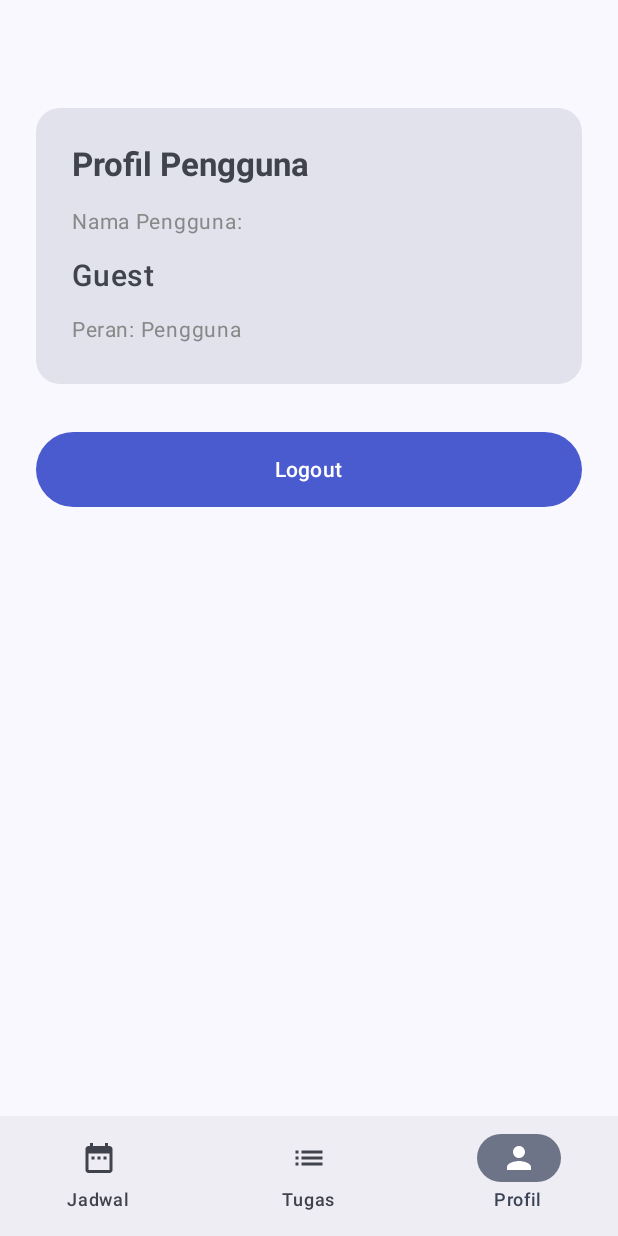
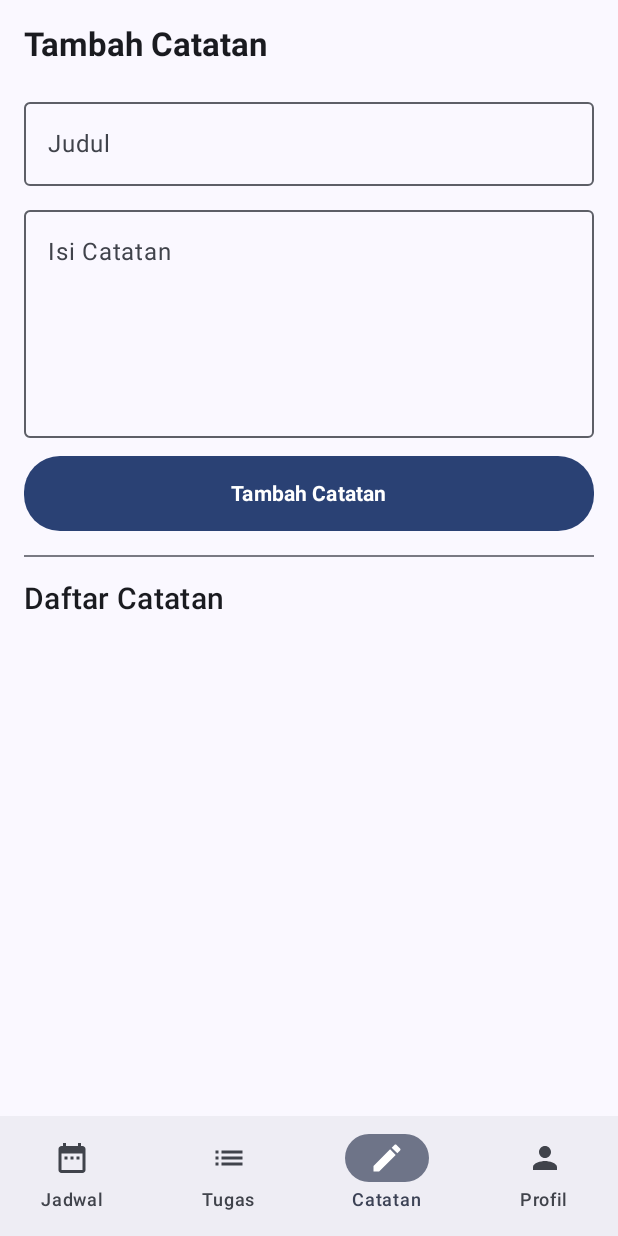
Before and after one commit to fahmisyahputra/fp-ppb, an Android app built with Jetpack Compose: the MainScreen screen opened through its navigation route, item 3 of the bottom bar chosen, on a phone screen of 412 x 824 dp. Run offline under Robolectric (Android 15) with nearby library versions, the phone set to English and light mode, and no system bars; our stand-ins replace Room's generated code.

Commit message:
Update fitur notes

```diff
--- a/app/src/main/java/com/example/fpppb/AppDatabase.kt
+++ b/app/src/main/java/com/example/fpppb/AppDatabase.kt
@@ -6,12 +6,14 @@ import androidx.room.Room
 import androidx.room.RoomDatabase
 
 @Database(
-    entities = [ScheduleItem::class, TaskItem::class],  // Tambahkan TaskItem di sini
-    version = 3
+    entities = [ScheduleItem::class, TaskItem::class, NoteItem::class],
+    version = 4 // ← Jangan lupa update versinya kalau sebelumnya 1
 )
 abstract class AppDatabase : RoomDatabase() {
     abstract fun scheduleDao(): ScheduleDao
-    abstract fun taskDao(): TaskDao  // Tambahkan ini
+    abstract fun taskDao(): TaskDao
+    abstract fun noteDao(): NoteDao
+
 
     companion object {
         @Volatile private var INSTANCE: AppDatabase? = null
--- a/app/src/main/java/com/example/fpppb/MainScreen.kt
+++ b/app/src/main/java/com/example/fpppb/MainScreen.kt
@@ -10,6 +10,8 @@ import androidx.compose.ui.Modifier
 import androidx.compose.ui.graphics.vector.ImageVector
 import androidx.navigation.compose.*
 import androidx.compose.material.icons.filled.DateRange
+import androidx.compose.material.icons.filled.Edit
+
 
 @Composable
 fun MainScreen() {
@@ -17,7 +19,8 @@ fun MainScreen() {
     val items = listOf(
         BottomNavItem("Jadwal", "schedule", Icons.Default.DateRange),
         BottomNavItem("Tugas", "task", Icons.Default.List),
-        BottomNavItem("Profil", "profile", Icons.Default.Person)
+        BottomNavItem("Catatan", "notes", Icons.Default.Edit), // ← Tambahkan ini
+        BottomNavItem("Profil", "profile", Icons.Default.Person),
     )
 
     Scaffold(
@@ -54,6 +57,7 @@ fun MainScreen() {
         ) {
             composable("schedule") { ScheduleScreen() }
             composable("task") { TaskScreen() }
+            composable("notes") { NotesScreen() } // ← Tambahkan ini
             composable("profile") { ProfileScreen() }
         }
     }
--- /dev/null
+++ b/app/src/main/java/com/example/fpppb/NoteDao.kt
@@ -0,0 +1,19 @@
+package com.example.fpppb
+
+import androidx.room.*
+import kotlinx.coroutines.flow.Flow
+
+@Dao
+interface NoteDao {
+    @Query("SELECT * FROM notes")
+    fun getAll(): Flow<List<NoteItem>>
+
+    @Insert
+    suspend fun insert(note: NoteItem)
+
+    @Delete
+    suspend fun delete(note: NoteItem)
+
+    @Update
+    suspend fun update(note: NoteItem)  // ← wajib ada ini!
+}
--- /dev/null
+++ b/app/src/main/java/com/example/fpppb/NoteViewModel.kt
@@ -0,0 +1,33 @@
+package com.example.fpppb
+
+import android.app.Application
+import androidx.lifecycle.AndroidViewModel
+import androidx.lifecycle.viewModelScope
+import kotlinx.coroutines.flow.stateIn
+import kotlinx.coroutines.flow.SharingStarted
+import kotlinx.coroutines.launch
+
+class NoteViewModel(application: Application) : AndroidViewModel(application) {
+    private val dao = AppDatabase.getDatabase(application).noteDao()
+    val noteList = dao.getAll()
+        .stateIn(viewModelScope, SharingStarted.Lazily, emptyList())
+
+    fun add(title: String, content: String) {
+        viewModelScope.launch {
+            dao.insert(NoteItem(title = title, content = content))
+        }
+    }
+
+    fun delete(note: NoteItem) {
+        viewModelScope.launch {
+            dao.delete(note)
+        }
+    }
+
+    // ✅ Fungsi baru: update catatan
+    fun update(note: NoteItem) {
+        viewModelScope.launch {
+            dao.update(note)
+        }
+    }
+}
--- /dev/null
+++ b/app/src/main/java/com/example/fpppb/NotesScreen.kt
@@ -0,0 +1,116 @@
+package com.example.fpppb
+
+import androidx.compose.foundation.layout.*
+import androidx.compose.foundation.lazy.LazyColumn
+import androidx.compose.foundation.lazy.items
+import androidx.compose.foundation.shape.RoundedCornerShape
+import androidx.compose.material3.*
+import androidx.compose.runtime.*
+import androidx.compose.ui.Modifier
+import androidx.compose.ui.graphics.Color
+import androidx.compose.ui.text.font.FontWeight
+import androidx.compose.ui.unit.dp
+import androidx.compose.ui.unit.sp
+import androidx.lifecycle.viewmodel.compose.viewModel
+
+@Composable
+fun NotesScreen(viewModel: NoteViewModel = viewModel()) {
+    val notes by viewModel.noteList.collectAsState()
+    var title by remember { mutableStateOf("") }
+    var content by remember { mutableStateOf("") }
+    var editingNote by remember { mutableStateOf<NoteItem?>(null) }
+
+    Column(modifier = Modifier
+        .fillMaxSize()
+        .padding(16.dp)
+    ) {
+        Text(
+            text = if (editingNote != null) "Edit Catatan" else "Tambah Catatan",
+            style = MaterialTheme.typography.titleLarge.copy(fontSize = 22.sp, fontWeight = FontWeight.Bold),
+            modifier = Modifier.padding(bottom = 16.dp)
+        )
+
+        OutlinedTextField(
+            value = title,
+            onValueChange = { title = it },
+            label = { Text("Judul") },
+            modifier = Modifier
+                .fillMaxWidth()
+                .padding(bottom = 8.dp)
+        )
+
+        OutlinedTextField(
+            value = content,
+            onValueChange = { content = it },
+            label = { Text("Isi Catatan") },
+            modifier = Modifier
+                .fillMaxWidth()
+                .height(160.dp), // 👈 panjang textarea
+            singleLine = false,
+            maxLines = 8
+        )
+
+        Spacer(modifier = Modifier.height(12.dp))
+
+        Button(
+            onClick = {
+                if (title.isNotBlank() || content.isNotBlank()) {
+                    if (editingNote != null) {
+                        viewModel.update(editingNote!!.copy(title = title, content = content))
+                        editingNote = null
+                    } else {
+                        viewModel.add(title, content)
+                    }
+                    title = ""
+                    content = ""
+                }
+            },
+            modifier = Modifier
+                .fillMaxWidth()
+                .height(50.dp),
+            shape = RoundedCornerShape(24.dp)
+        ) {
+            Text(if (editingNote != null) "Update Catatan" else "Tambah Catatan", fontWeight = FontWeight.Bold)
+        }
+
+        Divider(modifier = Modifier.padding(vertical = 16.dp))
+
+        Text(
+            text = "Daftar Catatan",
+            style = MaterialTheme.typography.titleMedium.copy(fontSize = 20.sp),
+            modifier = Modifier.padding(bottom = 8.dp)
+        )
+
+        LazyColumn {
+            items(notes) { note ->
+                Card(
+                    modifier = Modifier
+                        .fillMaxWidth()
+                        .padding(vertical = 6.dp),
+                    elevation = CardDefaults.cardElevation(4.dp)
+                ) {
+                    Column(modifier = Modifier.padding(16.dp)) {
+                        Text(note.title, fontWeight = FontWeight.SemiBold)
+                        Spacer(modifier = Modifier.height(4.dp))
+                        Text(note.content)
+
+                        Spacer(modifier = Modifier.height(8.dp))
+
+                        Row(horizontalArrangement = Arrangement.End, modifier = Modifier.fillMaxWidth()) {
+                            TextButton(onClick = {
+                                title = note.title
+                                content = note.content
+                                editingNote = note
+                            }) {
+                                Text("Edit", color = Color(0xFF4A90E2))
+                            }
+                            TextButton(onClick = { viewModel.delete(note) }) {
+                                Text("Hapus", color = Color.Red)
+                            }
+                        }
+                    }
+                }
+            }
+        }
+    }
+}
--- a/app/src/main/java/com/example/fpppb/TaskScreen.kt
+++ b/app/src/main/java/com/example/fpppb/TaskScreen.kt
@@ -70,7 +70,7 @@ fun TaskScreen(viewModel: TaskViewModel = viewModel()) {
 
         Text(
             text = if (isEditing) "Edit Tugas" else "Tambah Tugas",
-            style = MaterialTheme.typography.titleLarge.copy(fontSize = 22.sp),
+            style = MaterialTheme.typography.titleLarge.copy(fontSize = 22.sp, fontWeight = FontWeight.Bold),
             modifier = Modifier.padding(bottom = 16.dp)
         )
 
```
Also changed, not shown: app/src/main/java/com/example/fpppb/NoteItem.kt (added, +11 -0 lines).
